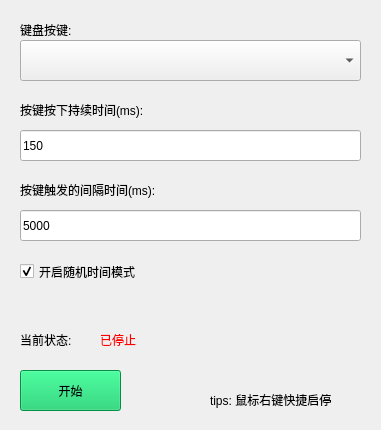
InsistonTan/EasyKeyTrigger, file mainwindow.ui: the form before one commit.
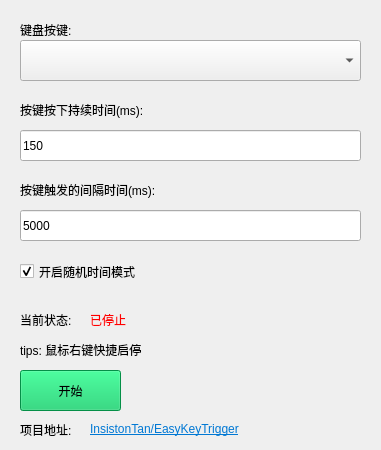
The form after the commit.

Commit message: [update] 优化界面

Patch:
```diff
--- a/mainwindow.ui
+++ b/mainwindow.ui
@@ -7,13 +7,13 @@
     <x>0</x>
     <y>0</y>
     <width>381</width>
-    <height>430</height>
+    <height>450</height>
    </rect>
   </property>
   <property name="maximumSize">
    <size>
     <width>381</width>
-    <height>430</height>
+    <height>450</height>
    </size>
   </property>
   <property name="windowTitle">
@@ -104,7 +104,7 @@
     <property name="geometry">
      <rect>
       <x>20</x>
-      <y>330</y>
+      <y>310</y>
       <width>69</width>
       <height>19</height>
      </rect>
@@ -116,8 +116,8 @@
    <widget class="QLabel" name="label_4">
     <property name="geometry">
      <rect>
-      <x>100</x>
-      <y>330</y>
+      <x>90</x>
+      <y>310</y>
       <width>81</width>
       <height>19</height>
      </rect>
@@ -132,8 +132,8 @@
    <widget class="QLabel" name="label_5">
     <property name="geometry">
      <rect>
-      <x>210</x>
-      <y>390</y>
+      <x>20</x>
+      <y>340</y>
       <width>161</width>
       <height>20</height>
      </rect>
@@ -193,6 +193,35 @@
      <bool>true</bool>
     </property>
    </widget>
+   <widget class="QLabel" name="label_7">
+    <property name="geometry">
+     <rect>
+      <x>20</x>
+      <y>420</y>
+      <width>69</width>
+      <height>19</height>
+     </rect>
+    </property>
+    <property name="text">
+     <string>项目地址:</string>
+    </property>
+   </widget>
+   <widget class="QLabel" name="label_8">
+    <property name="geometry">
+     <rect>
+      <x>90</x>
+      <y>420</y>
+      <width>241</width>
+      <height>19</height>
+     </rect>
+    </property>
+    <property name="text">
+     <string>&lt;html&gt;&lt;head/&gt;&lt;body&gt;&lt;p&gt;&lt;a href=&quot;https://github.com/InsistonTan/EasyKeyTrigger&quot;&gt;&lt;span style=&quot; text-decoration: underline; color:#0078d4;&quot;&gt;InsistonTan/EasyKeyTrigger&lt;/span&gt;&lt;/a&gt;&lt;/p&gt;&lt;/body&gt;&lt;/html&gt;</string>
+    </property>
+    <property name="openExternalLinks">
+     <bool>true</bool>
+    </property>
+   </widget>
   </widget>
  </widget>
  <resources/>
```
Left out of the diff: 2 changed lines with no effect on the pictures.
